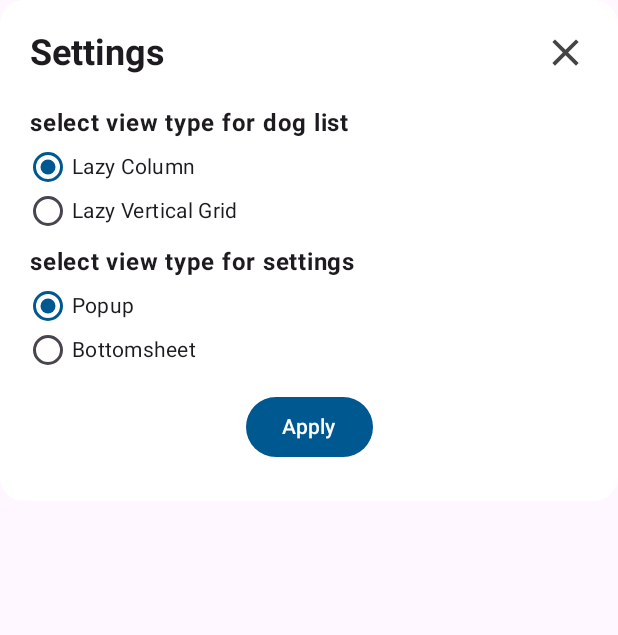
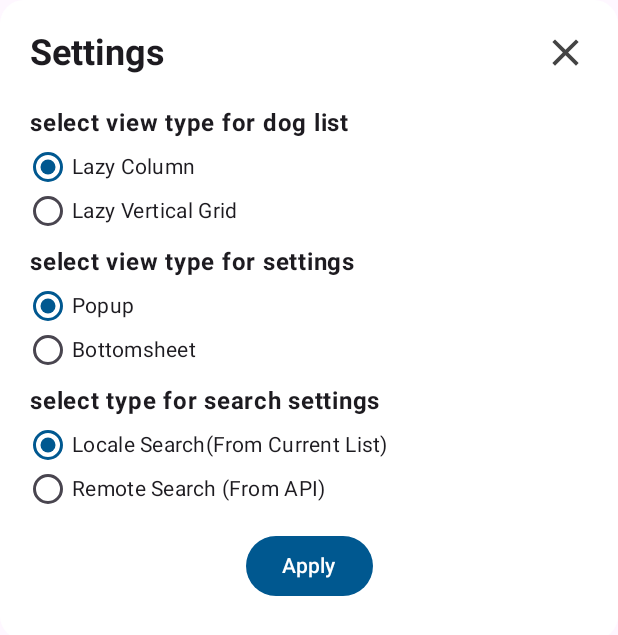
Before and after one commit to mustafacan0225/AnimalsAppJetpackCompose, an Android app built with Jetpack Compose: the composable SettingsContent shown on its own in the app's theme, on a phone screen of 412 x 824 dp. Shown: the top 635 px of the screen. Run offline under Robolectric (Android 15) with nearby library versions, the phone set to English and light mode, and no system bars.

Commit message:
added search bar.

```diff
--- a/app/build.gradle.kts
+++ b/app/build.gradle.kts
@@ -91,4 +91,6 @@ dependencies {
 
     implementation(libs.coil)
     implementation(libs.glide)
+
+    implementation(libs.constraintlayout)
 }
--- /dev/null
+++ b/app/src/main/java/com/mustafacan/animalsapp/ui/model/enums/SearchType.kt
@@ -0,0 +1,8 @@
+package com.mustafacan.animalsapp.ui.model.enums
+
+import com.mustafacan.animalsapp.R
+
+enum class SearchType(val resId: Int) {
+    LOCAL_SEARCH(R.string.search_type_locale),
+    REMOTE_SEARCH(R.string.search_type_remote)
+}
--- a/app/src/main/java/com/mustafacan/animalsapp/ui/screen/settings/SettingsScreen.kt
+++ b/app/src/main/java/com/mustafacan/animalsapp/ui/screen/settings/SettingsScreen.kt
@@ -27,7 +27,6 @@ import androidx.compose.material3.Surface
 import androidx.compose.material3.Text
 import androidx.compose.material3.rememberModalBottomSheetState
 import androidx.compose.runtime.Composable
-import androidx.compose.runtime.State
 import androidx.compose.runtime.getValue
 import androidx.compose.runtime.mutableStateOf
 import androidx.compose.runtime.remember
@@ -44,20 +43,21 @@ import androidx.compose.ui.unit.dp
 import androidx.compose.ui.unit.sp
 import androidx.compose.ui.window.Dialog
 import com.mustafacan.animalsapp.R
+import com.mustafacan.animalsapp.ui.model.enums.SearchType
 import com.mustafacan.animalsapp.ui.model.enums.ViewTypeForList
 import com.mustafacan.animalsapp.ui.model.enums.ViewTypeForSettings
-import com.mustafacan.animalsapp.ui.screen.dogs.DogsScreenReducer
 
 @Composable
 fun SettingsScreenWithPopup(
     currentViewTypeForList: ViewTypeForList,
     currentViewTypeForSettings: ViewTypeForSettings,
-    saveSettings: (ViewTypeForList, ViewTypeForSettings) -> Unit,
+    currentSearchType: SearchType,
+    saveSettings: (ViewTypeForList, ViewTypeForSettings, SearchType) -> Unit,
     onDismiss: () -> Unit
 ) {
     Dialog(onDismissRequest = { onDismiss() }
     ) {
-        SettingsContent(currentViewTypeForList, currentViewTypeForSettings, saveSettings, onDismiss)
+        SettingsContent(currentViewTypeForList, currentViewTypeForSettings, currentSearchType, saveSettings, onDismiss)
     }
 }
 
@@ -66,7 +66,8 @@ fun SettingsScreenWithPopup(
 fun SettingsScreenWithBottomSheet(
     currentViewTypeForList: ViewTypeForList,
     currentViewTypeForSettings: ViewTypeForSettings,
-    saveSettings: (ViewTypeForList, ViewTypeForSettings) -> Unit,
+    currentSearchType: SearchType,
+    saveSettings: (ViewTypeForList, ViewTypeForSettings, SearchType) -> Unit,
     onDismiss: () -> Unit
 ) {
     val modalBottomSheetState = rememberModalBottomSheetState()
@@ -76,7 +77,7 @@ fun SettingsScreenWithBottomSheet(
         sheetState = modalBottomSheetState,
         dragHandle = { BottomSheetDefaults.DragHandle() },
     ) {
-        SettingsContent(currentViewTypeForList, currentViewTypeForSettings, saveSettings, onDismiss)
+        SettingsContent(currentViewTypeForList, currentViewTypeForSettings, currentSearchType, saveSettings, onDismiss)
     }
 }
 
@@ -84,7 +85,8 @@ fun SettingsScreenWithBottomSheet(
 fun SettingsContent(
     currentViewTypeForList: ViewTypeForList,
     currentViewTypeForSettings: ViewTypeForSettings,
-    saveSettings: (ViewTypeForList, ViewTypeForSettings) -> Unit,
+    currentSearchType: SearchType,
+    saveSettings: (ViewTypeForList, ViewTypeForSettings, SearchType) -> Unit,
     onDismiss: () -> Unit
 ) {
     var stateOfViewTypeForList by remember { mutableStateOf(currentViewTypeForList) }
@@ -93,6 +95,8 @@ fun SettingsContent(
     var stateOfViewTypeSettings by remember { mutableStateOf(currentViewTypeForSettings) }
     val viewTypeForSettingsOptions = listOf(ViewTypeForSettings.POPUP, ViewTypeForSettings.BOTTOM_SHEET)
 
+    var stateOfSearchType by remember { mutableStateOf(currentSearchType) }
+    val searchTypeForSettingsOptions = listOf(SearchType.LOCAL_SEARCH, SearchType.REMOTE_SEARCH)
 
     Surface(
         shape = RoundedCornerShape(16.dp),
@@ -213,10 +217,51 @@ fun SettingsContent(
                 }
 
                 Spacer(modifier = Modifier.height(10.dp))
+
+                Text(
+                    text = stringResource(id = R.string.search_type_description),
+                    fontWeight = FontWeight.Bold
+                )
+
+                Column(Modifier.selectableGroup()) {
+                    searchTypeForSettingsOptions.forEach { type ->
+                        Row(
+                            verticalAlignment = Alignment.CenterVertically,
+                            modifier = Modifier
+                                .selectable(
+                                    selected = if (type == SearchType.LOCAL_SEARCH) {
+                                        stateOfSearchType == SearchType.LOCAL_SEARCH
+                                    } else {
+                                        stateOfSearchType == SearchType.REMOTE_SEARCH
+                                    },
+                                    onClick = { stateOfSearchType = type },
+                                    role = Role.RadioButton
+                                )
+                                .padding(top = 5.dp)
+                        ) {
+                            RadioButton(
+                                selected = if (type == SearchType.LOCAL_SEARCH) {
+                                    stateOfSearchType == SearchType.LOCAL_SEARCH
+                                } else {
+                                    stateOfSearchType == SearchType.REMOTE_SEARCH
+                                },
+                                onClick = null
+                            )
+                            Text(
+                                text = stringResource(id = type.resId),
+                                style = MaterialTheme.typography.bodyMedium,
+                                modifier = Modifier.padding(start = 4.dp)
+                            )
+                        }
+                    }
+                }
+
+                Spacer(modifier = Modifier.height(10.dp))
+
                 Button(modifier = Modifier
                     .padding(10.dp, 5.dp, 10.dp, if (currentViewTypeForSettings == ViewTypeForSettings.POPUP) 5.dp else 25.dp)
                     .align(alignment = Alignment.CenterHorizontally),
-                    onClick = { saveSettings(stateOfViewTypeForList, stateOfViewTypeSettings) }) {
+                    onClick = { saveSettings(stateOfViewTypeForList, stateOfViewTypeSettings, stateOfSearchType) }) {
                     Text(
                         text = stringResource(id = R.string.settings_apply),
                         color = Color.White
--- a/app/src/main/java/com/mustafacan/animalsapp/ui/theme/Theme.kt
+++ b/app/src/main/java/com/mustafacan/animalsapp/ui/theme/Theme.kt
@@ -16,7 +16,6 @@ private val LightColorScheme = lightColorScheme(
     primary = Color(0xFF005890),
     secondary = Color(0xFF005890),
     tertiary = Color(0xFF005890)
-
     /* Other default colors to override
     background = Color(0xFFFFFBFE),
     surface = Color(0xFFFFFBFE),
--- a/app/src/main/res/values/strings.xml
+++ b/app/src/main/res/values/strings.xml
@@ -13,4 +13,7 @@
     <string name="view_mode_settings_popup">Popup</string>
     <string name="view_mode_settings_bottomsheet">Bottomsheet</string>
     <string name="view_mode_settings_description">select view type for settings</string>
+    <string name="search_type_description">select type for search settings</string>
+    <string name="search_type_locale">Locale Search(From Current List)</string>
+    <string name="search_type_remote">Remote Search (From API)</string>
 </resources>
--- a/gradle/libs.versions.toml
+++ b/gradle/libs.versions.toml
@@ -23,6 +23,7 @@ coil = "2.4.0"
 glide = "1.0.0-beta01"
 kotlinxSerialization = "1.9.0"
 kotlinxSerializationJson = "1.6.3"
+constraintlayout = "1.0.1"
 
 [libraries]
 androidx-core-ktx = { group = "androidx.core", name = "core-ktx", version.ref = "coreKtx" }
@@ -54,6 +55,7 @@ google-code-gson = { group = "com.google.code.gson", name = "gson", version.ref
 coil = { group = "io.coil-kt", name = "coil-compose", version.ref = "coil" }
 glide = { group = "com.github.bumptech.glide", name = "compose", version.ref = "glide" }
 kotlinx-serialization-json = { module = "org.jetbrains.kotlinx:kotlinx-serialization-json", version.ref = "kotlinxSerializationJson" }
+constraintlayout = { group = "androidx.constraintlayout", name = "constraintlayout-compose", version.ref = "constraintlayout" }
 
 [plugins]
 android-application = { id = "com.android.application", version.ref = "agp" }
```
Also changed, not shown: app/src/main/java/com/mustafacan/animalsapp/ui/components/emptyscreen/EmptyScreen.kt (+31 -2 lines), app/src/main/java/com/mustafacan/animalsapp/ui/components/image/Images.kt (+8 -10 lines), app/src/main/java/com/mustafacan/animalsapp/ui/components/searchbar/SearchBar.kt (added, +103 -0 lines), app/src/main/java/com/mustafacan/animalsapp/ui/screen/dogs/DogsScreen.kt (+82 -31 lines), app/src/main/java/com/mustafacan/animalsapp/ui/screen/dogs/DogsScreenReducer.kt (+15 -9 lines), app/src/main/java/com/mustafacan/animalsapp/ui/screen/dogs/DogsViewModel.kt (+22 -7 lines), app/src/main/res/drawable/loading2.gif (added), app/src/main/res/drawable/loadingimage.png (added).
